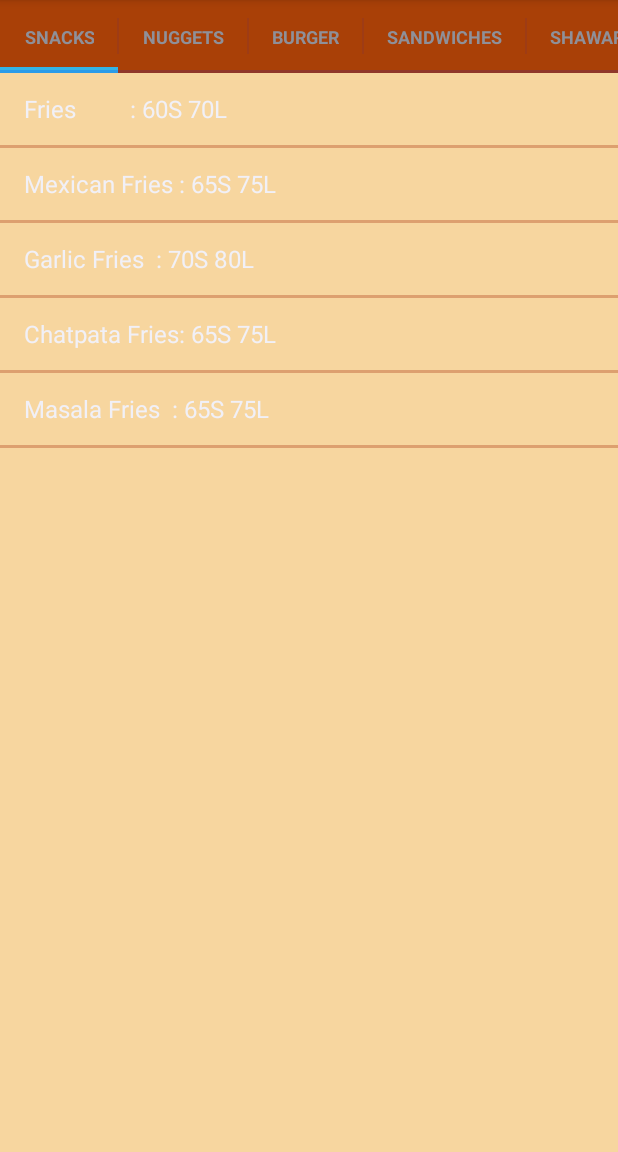
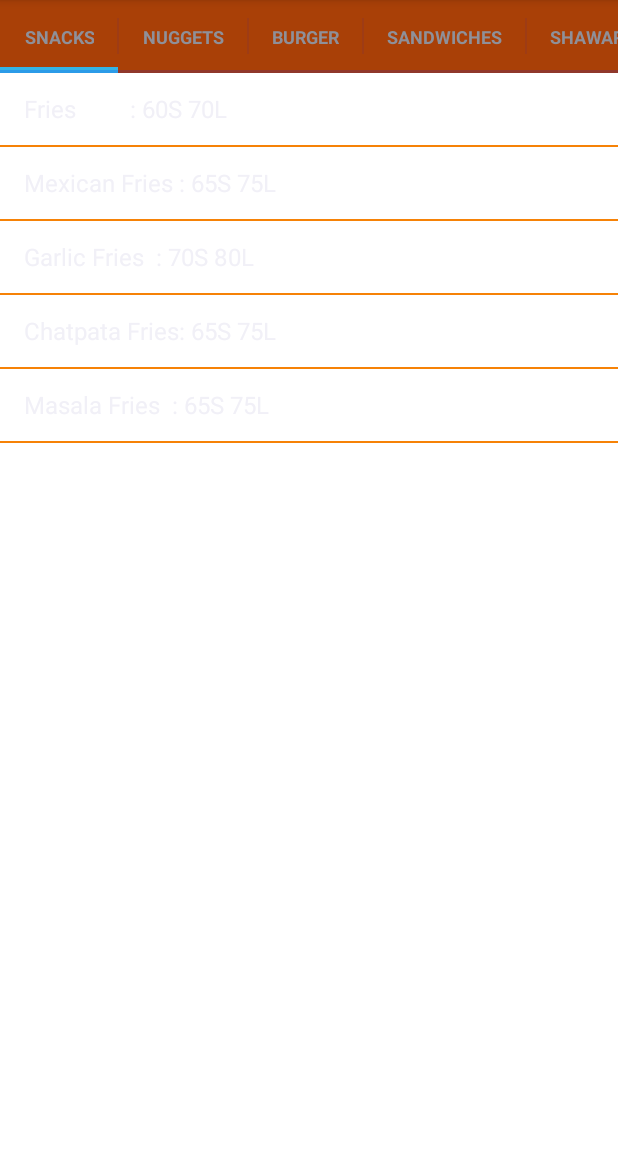
Before and after one commit to imushir/TastyBite, an Android app: the screen it shows after launch (MainActivity), on a phone screen of 412 x 824 dp, the part 84-1236 px from its top. Run offline under Robolectric (Android 15) with nearby library versions, the phone set to English and light mode, and no system bars.

```diff
--- a/app/src/main/res/layout/pager_item.xml
+++ b/app/src/main/res/layout/pager_item.xml
@@ -9,8 +9,8 @@
     <ListView
         android:layout_width="match_parent"
         android:layout_height="fill_parent"
-        android:background="#FFF7D69F"
-        android:divider="#ffdda06f"
-        android:dividerHeight="3px"
+        android:cacheColorHint="#00000000"
+        android:divider="#fff68207"
+        android:dividerHeight="2px"
         android:id="@+id/lstmenu" />
 </LinearLayout>
--- a/app/src/main/res/menu/menu_main.xml
+++ b/app/src/main/res/menu/menu_main.xml
@@ -2,8 +2,7 @@
     xmlns:app="http://schemas.android.com/apk/res-auto"
     xmlns:tools="http://schemas.android.com/tools" tools:context=".MainActivity">
     <item android:id="@+id/action_search"
-        android:icon="@drawable/abc_ic_search_api_mtrl_alpha"
-        android:title="Search"
-
+        android:icon="@android:drawable/ic_menu_search"
+        android:title="Search Item"
         android:showAsAction="always"/>
 </menu>
--- a/app/src/main/res/values/base-strings.xml
+++ b/app/src/main/res/values/base-strings.xml
@@ -18,12 +18,8 @@
     <string name="app_name">TastyBite</string>
     <string name="intro_message">
         <![CDATA[
+        A basic sample which shows how to use SlidingTabLayout to display a custom
+            ViewPager title strip which gives continuous feedback to the user when scrolling.]]>
+    </string>
 
-
-            A basic sample which shows how to use SlidingTabLayout to display a custom
-            ViewPager title strip which gives continuous feedback to the user when scrolling.
-
-
-        ]]>
-    </string>
 </resources>
```
